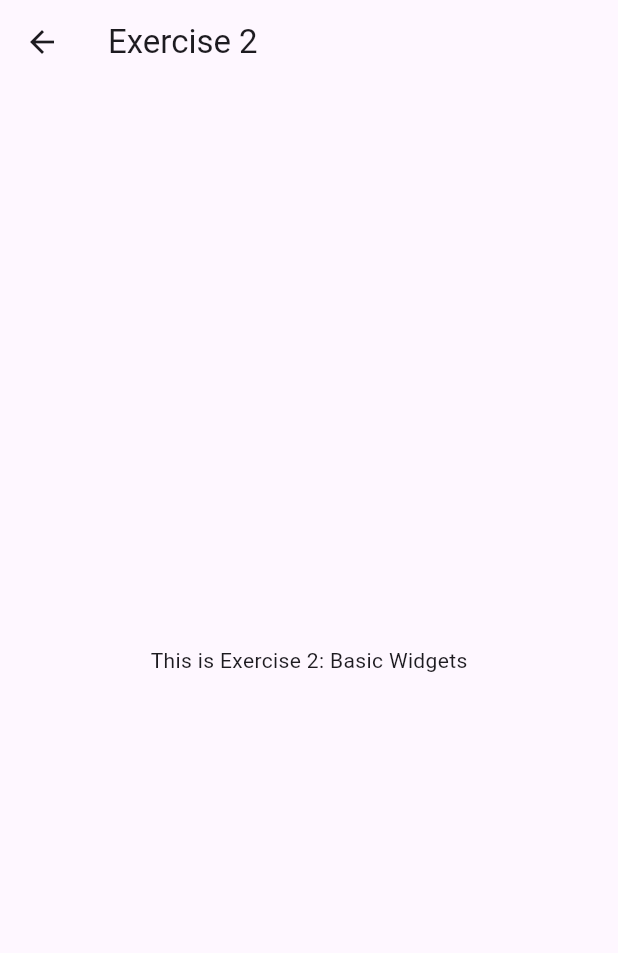
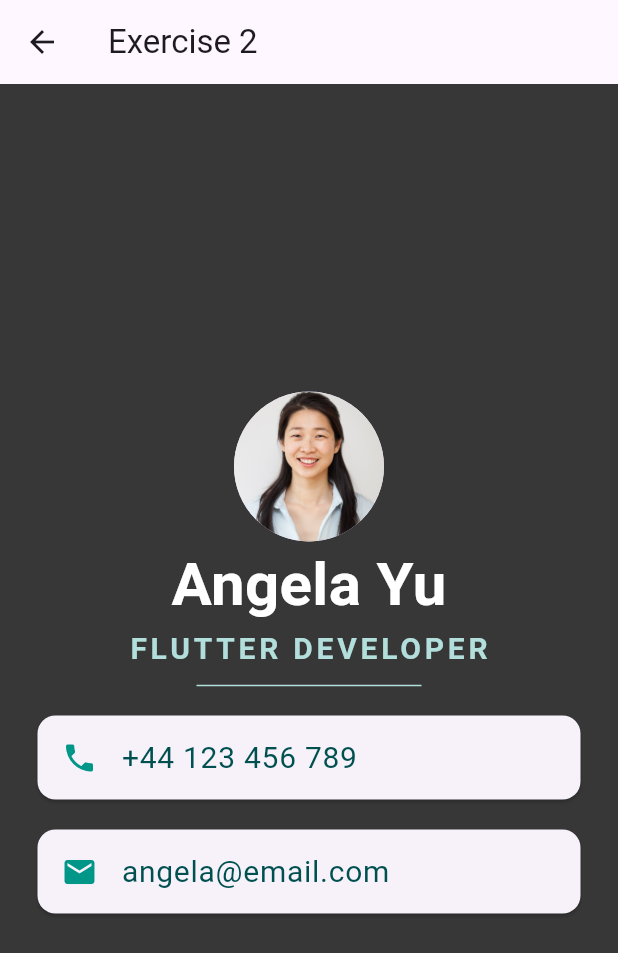
Before and after one commit to anhducad1111vku/homework_flutter, a Flutter app: the Exercise2 screen opened directly, on a phone screen of 412 x 824 dp. Shown: the top 953 px of the screen. Run offline on Flutter 3.47's test engine with Material 3 defaults, Android fonts, the phone set to English and light mode, and no system bars; Roboto replaces fonts that are missing (Pacifico, Source Sans Pro).

Commit message:
first commit

```diff
--- a/lib/exercises/exercise2.dart
+++ b/lib/exercises/exercise2.dart
@@ -7,8 +7,79 @@ class Exercise2 extends StatelessWidget {
       appBar: AppBar(
         title: const Text('Exercise 2'),
       ),
-      body: const Center(
-        child: Text('This is Exercise 2: Basic Widgets'),
+      body: SafeArea(
+        child: Container( // Thay đổi từ Column sang Container
+          color: const Color.fromARGB(255, 55, 55, 55), // Thêm màu nền tối
+          child: Column(
+            mainAxisAlignment: MainAxisAlignment.center,
+            children: <Widget>[
+              const CircleAvatar( // Added 'const' here
+                radius: 50.0,
+                backgroundImage: AssetImage('images/angela.jpg'), // Unchanged
+              ),
+              const Text( // Added 'const' here
+                'Angela Yu',
+                style: TextStyle(
+                  fontFamily: 'Pacifico',
+                  fontSize: 40.0,
+                  color: Colors.white,
+                  fontWeight: FontWeight.bold,
+                ),
+              ),
+              Text(
+                'FLUTTER DEVELOPER',
+                style: TextStyle(
+                  fontFamily: 'Source Sans Pro',
+                  color: Colors.teal.shade100,
+                  fontSize: 20.0,
+                  letterSpacing: 2.5,
+                  fontWeight: FontWeight.bold,
+                ),
+              ),
+              SizedBox(
+                height: 20.0,
+                width: 150.0,
+                child: Divider(
+                  color: Colors.teal.shade100,
+                ),
+              ),
+              const Card(
+                margin: EdgeInsets.symmetric(vertical: 10.0, horizontal: 25.0),
+                child: ListTile(
+                  leading: Icon(
+                    Icons.phone,
+                    color: Colors.teal,
+                  ),
+                  title: Text(
+                    '+44 123 456 789',
+                    style: TextStyle(
+                      color: Color.fromRGBO(0, 80, 80, 1), // Converted to RGB (teal)
+                      fontFamily: 'Source Sans Pro',
+                      fontSize: 20.0,
+                    ),
+                  ),
+                ),
+              ),
+              const Card(
+                margin: EdgeInsets.symmetric(vertical: 10.0, horizontal: 25.0),
+                child: ListTile(
+                  leading: Icon(
+                    Icons.email,
+                    color: Colors.teal,
+                  ),
+                  title: Text(
+                    'angela@email.com',
+                    style: TextStyle(
+                      fontSize: 20.0,
+                      color: Color.fromRGBO(0, 80, 80, 1), // Converted to RGB (teal)
+                      fontFamily: 'Source Sans Pro',
+                    ),
+                  ),
+                ),
+              ),
+            ],
+          ),
+        ),
       ),
     );
   }
```
Also changed, not shown: bc/bc1.txt (added, +30 -0 lines), lib/exercises/exercise3.dart (+46 -4 lines), pubspec.yaml (+7 -0 lines), fonts/Pacifico-Regular.ttf (added), fonts/SourceSansPro-Regular.ttf (added), images/angela.jpg (added), images/dice1.png (added), images/dice2.png (added), images/dice3.png (added), images/dice4.png (added), images/dice5.png (added), images/dice6.png (added), lib/exercises/test.dart (added), 2 other files.
